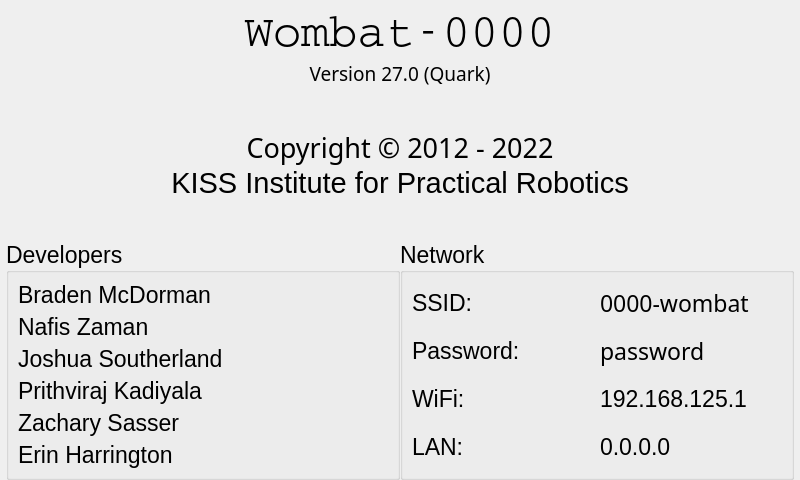
Above: ui/AboutWidget.ui from kipr/botui before the change. Below: the same form after it.
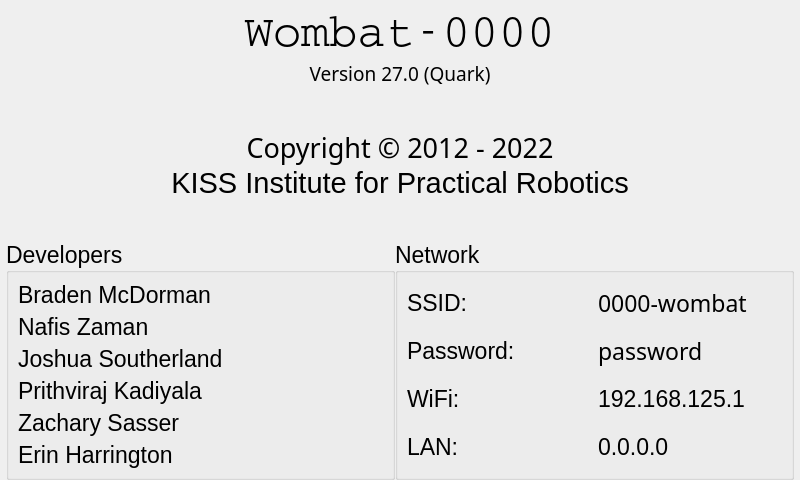
That is the form after the change.

Commit message: Connected AboutPage Wifi address with NetworkManager for IP instead of QProcess

Diff of the .ui file:
```diff
--- a/ui/AboutWidget.ui
+++ b/ui/AboutWidget.ui
@@ -167,6 +167,12 @@
     <layout class="QHBoxLayout" name="horizontalLayout">
      <item>
       <widget class="QGroupBox" name="groupBox_2">
+       <property name="maximumSize">
+        <size>
+         <width>389</width>
+         <height>16777215</height>
+        </size>
+       </property>
        <property name="baseSize">
         <size>
          <width>0</width>
@@ -181,8 +187,8 @@
        <property name="title">
         <string>Developers</string>
        </property>
-       <layout class="QFormLayout" name="formLayout">
-        <item row="0" column="0">
+       <layout class="QVBoxLayout" name="verticalLayout_2">
+        <item>
          <widget class="QLabel" name="label">
           <property name="font">
            <font>
@@ -194,7 +200,7 @@
           </property>
          </widget>
         </item>
-        <item row="1" column="0">
+        <item>
          <widget class="QLabel" name="label_7">
           <property name="font">
            <font>
@@ -206,7 +212,7 @@
           </property>
          </widget>
         </item>
-        <item row="2" column="0">
+        <item>
          <widget class="QLabel" name="label_2">
           <property name="font">
            <font>
@@ -218,21 +224,21 @@
           </property>
          </widget>
         </item>
-        <item row="3" column="0">
+        <item>
          <widget class="QLabel" name="label_6">
           <property name="text">
            <string>Prithviraj Kadiyala</string>
           </property>
          </widget>
         </item>
-        <item row="4" column="0">
+        <item>
          <widget class="QLabel" name="label_9">
           <property name="text">
            <string>Zachary Sasser</string>
           </property>
          </widget>
         </item>
-        <item row="5" column="0">
+        <item>
          <widget class="QLabel" name="label_10">
           <property name="text">
            <string>Erin Harrington</string>
```
The commit also changes 15 other files.
